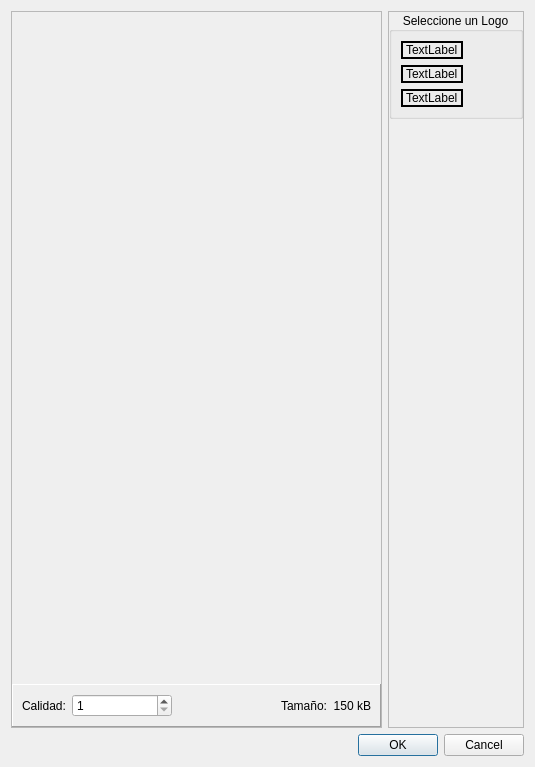
The window that epubcreator/gui/forms/image_edit_dialog.ui (leandro86/epubcreator) describes before a commit, drawn with Qt 5.
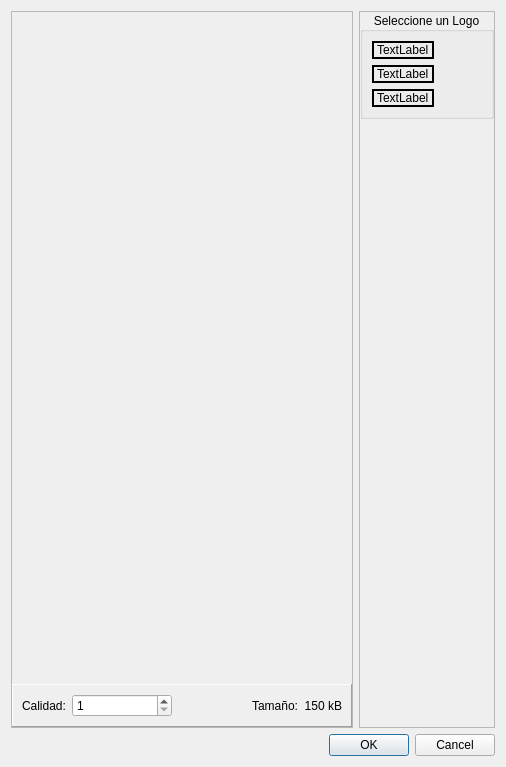
The same window after the commit. Custom widgets are drawn as their Qt base class.

What changed in the file:
```diff
--- a/epubcreator/gui/forms/image_edit_dialog.ui
+++ b/epubcreator/gui/forms/image_edit_dialog.ui
@@ -6,7 +6,7 @@
    <rect>
     <x>0</x>
     <y>0</y>
-    <width>535</width>
+    <width>506</width>
     <height>767</height>
    </rect>
   </property>
```
